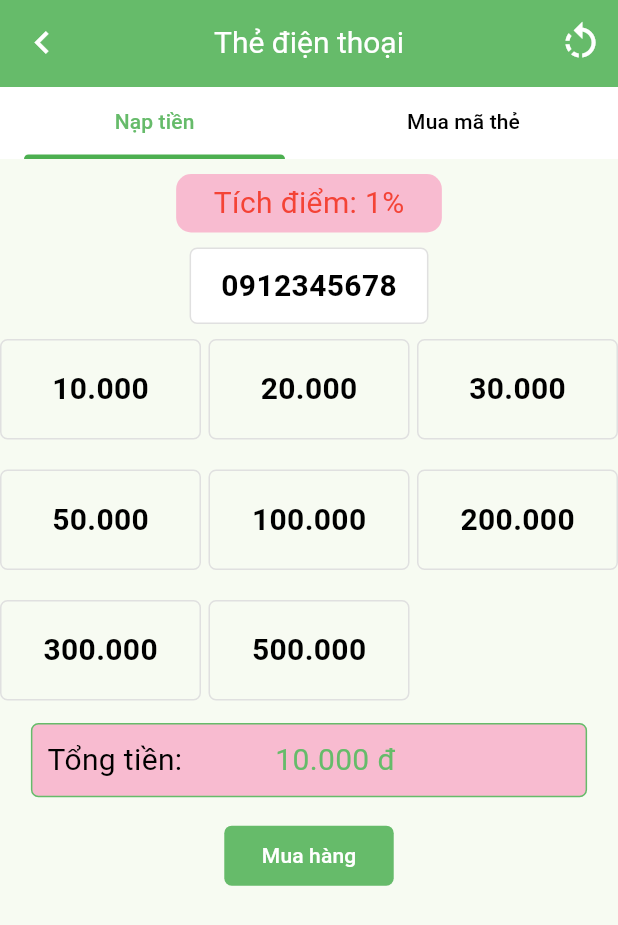
After one commit to MinhPC2k3/mGreen-Application, a Flutter app: the MobileCard screen opened directly, on a phone screen of 412 x 824 dp. The commit adds this screen. Shown: the top 925 px of the screen. Run offline on Flutter 3.47's test engine with Material 3 defaults, Android fonts, the phone set to English and light mode, and no system bars; our stand-ins replace font_awesome_flutter.

Commit message:
create new screen

```diff
--- a/lib/main.dart
+++ b/lib/main.dart
@@ -1,5 +1,5 @@
 import 'package:flutter/material.dart';
-import 'package:mgreen_app/view/component/testing.dart';
+import 'package:mgreen_app/testing.dart';
 import 'package:mgreen_app/view/screen/home/main_screen.dart';
 import 'package:mgreen_app/view/screen/login/login_screen.dart';
 import 'package:mgreen_app/view_model/account_viewModal.dart';
@@ -38,7 +38,7 @@ class MyApp extends StatelessWidget {
             '/login': (context) => const LoginScreen(),
             // When navigating to the "/second" route, build the SecondScreen widget.
             '/home': (context) => const MainScreen(),
-            '/testing': (context) => Testing(),
+            '/testing': (context) => const StackExample(),
           },
           theme: ThemeData(
             colorScheme: ColorScheme.fromSeed(seedColor: Colors.green[300]!),
--- /dev/null
+++ b/lib/view/screen/Point/mobile_card_screen.dart
@@ -0,0 +1,185 @@
+import 'package:flutter/material.dart';
+
+class MobileCard extends StatelessWidget{
+  final List<String> _priceOfCard =['10.000','20.000','30.000','50.000','100.000','200.000','300.000','500.000'];
+
+  MobileCard({super.key});
+  @override
+  Widget build(BuildContext context){
+    return DefaultTabController(
+        length: 2,
+        initialIndex: 0,
+        child: Scaffold(
+          appBar: AppBar(
+            backgroundColor: Theme.of(context).primaryColor,
+            automaticallyImplyLeading: false,
+            leading: IconButton(
+              onPressed: (){
+                Navigator.pop(context);
+              },
+              icon: const Icon(Icons.chevron_left, size: 30,color: Colors.white,),
+            ),
+            title: const Text('Thẻ điện thoại', style: TextStyle(color: Colors.white,fontSize: 20),),
+            centerTitle: true,
+            actions: [
+              Container(
+                padding: const EdgeInsets.only(right: 10),
+                child: const Icon(Icons.rotate_left,size: 30,color: Colors.white,),
+              )
+            ],
+              bottom: PreferredSize(
+                preferredSize: const Size.fromHeight(50),
+                child: Container(
+                  color: Colors.white,
+                  child: TabBar(
+                    labelColor: Theme.of(context).primaryColor,
+                    unselectedLabelColor: Colors.black,
+                    dividerColor: Colors.white,
+                    indicatorColor: Colors.green,
+                    tabs: [
+                      SizedBox(
+                        width: MediaQuery.of(context).size.width * 0.5,
+                        child: const Tab(
+                          text: "Nạp tiền",
+                        ),
+                      ),
+                      SizedBox(
+                        width: MediaQuery.of(context).size.width * 0.5,
+                        child: const Tab(
+                          text: "Mua mã thẻ",
+                        ),
+                      ),
+                    ],
+                  ),
+                ),
+              )
+          ),
+          body: TabBarView(
+            children: [
+              Center(
+                child: Column(
+                  crossAxisAlignment: CrossAxisAlignment.center,
+                  children: [
+                    Container(
+                      margin: const EdgeInsets.only(top: 10),
+                      padding: const EdgeInsets.fromLTRB(25, 5, 25, 5),
+                      decoration: BoxDecoration(
+                        color: Colors.pink[100],
+                        borderRadius: const BorderRadius.all(Radius.circular(10))
+                      ),
+                      child: const Text('Tích điểm: 1%',style: TextStyle(color: Colors.red,fontSize: 20),),
+                    ),
+                    Container(
+                      margin: const EdgeInsets.only(top: 10,bottom: 10),
+                      padding: const EdgeInsets.fromLTRB(20, 10, 20, 10),
+                      decoration: BoxDecoration(
+                          color: Colors.white,
+                          borderRadius: const BorderRadius.all(Radius.circular(5)),
+                          border: Border.all(
+                            color: Colors.grey[300]!,
+                            width: 1.0,
+
+                          )
+                      ),
+                      child: const Text('0912345678',style: TextStyle(color: Colors.black,fontSize: 20, fontWeight: FontWeight.bold),),
+                    ),
+                    GridView.count(
+                      shrinkWrap: true,
+                      crossAxisCount: 3,
+                      childAspectRatio: 2,
+                      crossAxisSpacing: 5,
+                      mainAxisSpacing: 20,
+                      padding: const EdgeInsets.all(0),
+                      children:  List<Widget>.generate(8, (index) =>
+                              Container(
+                                  margin: const EdgeInsets.all(0),
+                                  width: MediaQuery.of(context).size.width * 0.3,
+                                  height: MediaQuery.of(context).size.height*0.1,
+                                  padding: const EdgeInsets.all(0),
+                                  decoration: BoxDecoration(
+                                    borderRadius: const BorderRadius.all(Radius.circular(5)),
+                                    border: Border.all(
+                                      color: Colors.grey[300]!,
+                                      width: 1.0
+                                    )
+                                  ),
+                                  child: InkWell(
+                                      onTap: (){},
+                                      // style: TextButton.styleFrom(
+                                      //   padding: EdgeInsets.all(0),
+                                      //   backgroundColor: Colors.white,
+                                      //   shape: RoundedRectangleBorder(
+                                      //       borderRadius: BorderRadius.all(Radius.circular(5)),
+                                      //       side: BorderSide(
+                                      //         color: Colors.grey[300]!,
+                                      //         width: 1.0,
+                                      //       )
+                                      //   ),
+                                      // ),
+                                      child: Center(
+                                        child: Text(_priceOfCard[index], style: const TextStyle(color: Colors.black,fontSize: 20,fontWeight: FontWeight.bold),),
+                                      )
+                                  )
+                              ),
+                      ),
+                    ),
+                    Container(
+                      margin: const EdgeInsets.only(top:  15),
+                      width: MediaQuery.of(context).size.width*0.9,
+                      height: MediaQuery.of(context).size.height*0.06,
+                      decoration: BoxDecoration(
+                        borderRadius: const BorderRadius.all(Radius.circular(5)),
+                        color: Colors.pink[100],
+                        border: Border.all(
+                          color: Theme.of(context).primaryColor,
+                        )
+                      ),
+                      child: Row(
+                        mainAxisAlignment: MainAxisAlignment.start,
+                        crossAxisAlignment: CrossAxisAlignment.center,
+                        children: [
+                          Container(
+                            padding: const EdgeInsets.only(left: 10),
+                            child: const Text("Tổng tiền:",style: TextStyle(color: Colors.black,fontSize: 20),),
+                          ),
+                          SizedBox(
+                            width: MediaQuery.of(context).size.width*0.15,
+                          ),
+                          Container(
+
+                            child: Text("10.000 đ",style: TextStyle(color: Theme.of(context).primaryColor,fontSize: 20),),
+                          ),
+                        ],
+                      ),
+                    ),
+                    Container(
+                      margin: const EdgeInsets.only(top: 15),
+                      child: TextButton(
+                        onPressed: (){
+                          Navigator.pop(context);
+                        },
+                        style: TextButton.styleFrom(
+
+                            backgroundColor: Theme.of(context).primaryColor,
+                            padding: const EdgeInsets.fromLTRB(25, 10, 25, 10),
+                            shape: const RoundedRectangleBorder(
+                              borderRadius: BorderRadius.all(Radius.circular(5)),
+
+                            )
+                        ),
+                        child: const Text("Mua hàng", style: TextStyle(color: Colors.white)),
+                      ),
+                    ),
+                  ],
+                ),
+              ),
+              const Center(
+                child: Text("Hello world 1"),
+              ),
+
+            ],
+          ),
+        ),
+    );
+  }
+}
--- a/pubspec.yaml
+++ b/pubspec.yaml
@@ -74,6 +74,10 @@ flutter:
     - assets/images/cashless-payment.png
     - assets/images/shopping-cart.png
     - assets/images/Shopee-logo.jpg
+    - assets/images/background_question.jpg
+    - assets/images/column_code.png
+    - assets/images/qr_example.png
+    - assets/images/gift_img.jpeg
   # To add assets to your application, add an assets section, like this:
   # assets:
   #   - images/a_dot_burr.jpeg
```
Also changed, not shown: lib/testing.dart (added, +79 -0 lines), lib/view/component/testing.dart (+5 -5 lines), lib/view/screen/Point/point_screen.dart (+14 -2 lines), lib/view/screen/Point/save_point_screen.dart (added, +224 -0 lines), lib/view/screen/home/home_question_screen.dart (added, +63 -0 lines), lib/view/screen/home/home_screen.dart (+7 -1 lines), assets/images/background_question.jpg (added), assets/images/column_code.png (added), assets/images/gift_img.jpeg (added), assets/images/qr_example.png (added), pubspec.lock.
